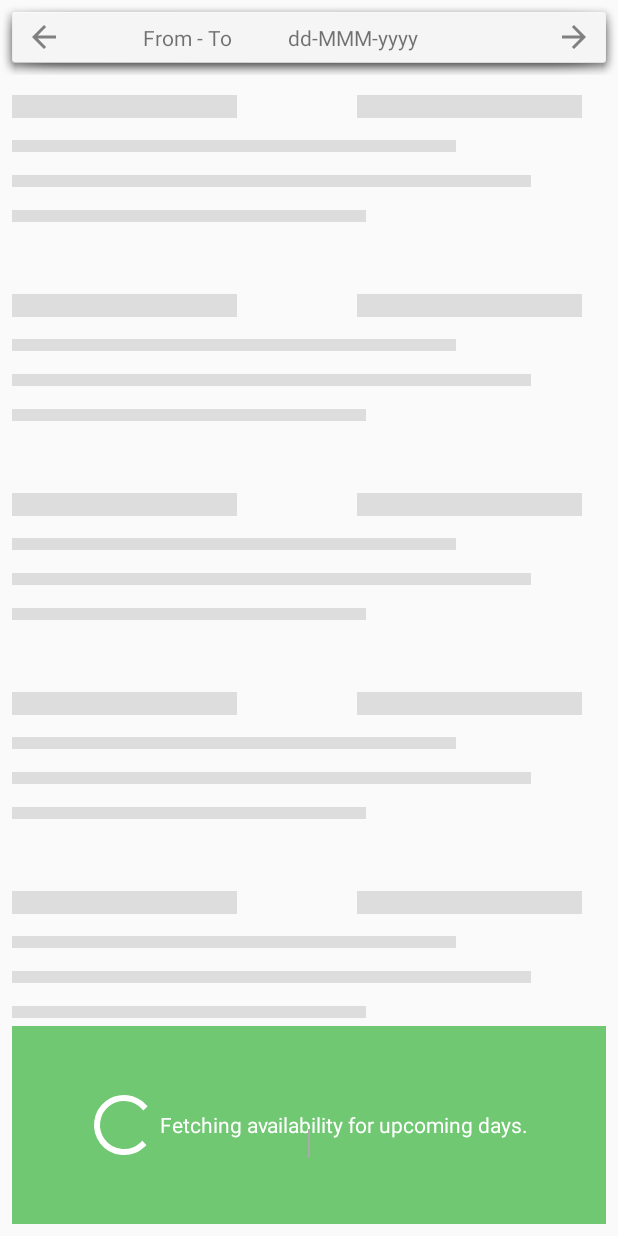
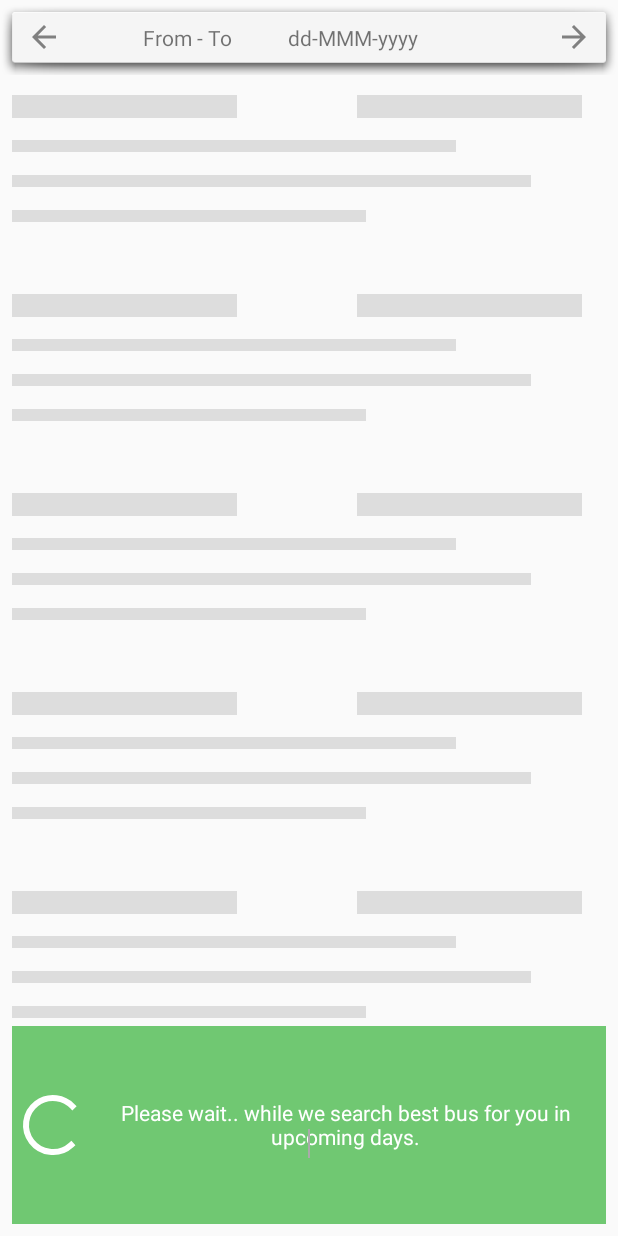
Before and after one commit to globallogic-training/travel_buddy, an Android app: the layout activity_bus_list.xml on its own in the app's theme, with its tools: preview values and no code run, on a phone screen of 412 x 824 dp. Run offline under Robolectric (Android 15) with nearby library versions, the phone set to English and light mode, and no system bars.

Commit message:
changed info msg

```diff
--- a/app/src/main/res/layout/activity_bus_list.xml
+++ b/app/src/main/res/layout/activity_bus_list.xml
@@ -77,7 +77,7 @@
             android:layout_width="wrap_content"
             android:layout_height="wrap_content"
             android:layout_centerInParent="true"
-            android:text="Opps!.. No trains found on this route. "
+            android:text="Opps!.. No buses found on this route. "
             android:textColor="@android:color/holo_red_dark"
             android:visibility="invisible" />
     </LinearLayout>
@@ -165,7 +165,7 @@
                 android:layout_centerInParent="true"
                 android:layout_gravity="center"
                 android:gravity="center"
-                android:text="Fetching availability for upcoming days."
+                android:text="Please wait.. while we search best bus for you in upcoming days."
                 android:textColor="@android:color/white" />
 
         </LinearLayout>
--- a/app/src/main/res/layout/activity_train_search.xml
+++ b/app/src/main/res/layout/activity_train_search.xml
@@ -160,7 +160,7 @@
                 android:layout_centerInParent="true"
                 android:layout_gravity="center"
                 android:gravity="center"
-                android:text="Fetching availability for upcoming days."
+                android:text="Please wait.. while we search best train for you in upcoming days."
                 android:textColor="@android:color/white" />
         </LinearLayout>
         <LinearLayout
```
